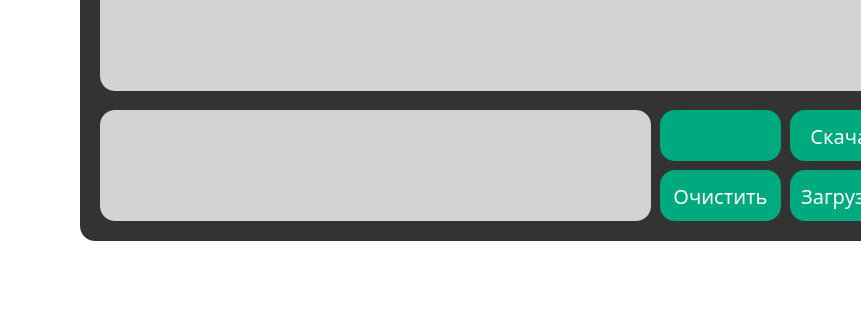
ChazGrant/Messenger, file Main.ui: the form before one commit; both pictures show x 0 to 861 and y 380 to 700 of the 1299 by 700 pixel window.
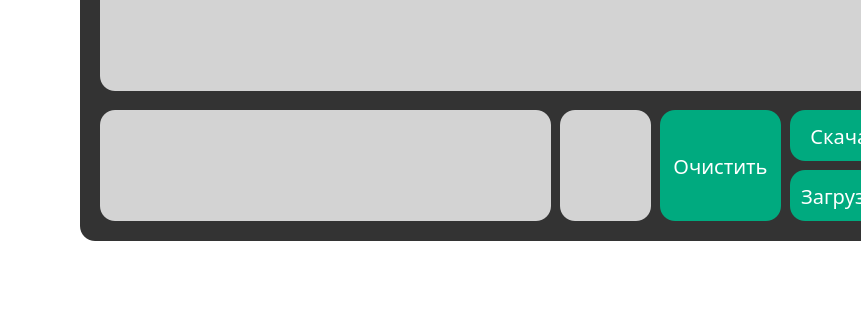
The form after the commit. Icons and pictures are not drawn.

Patch:
```diff
--- a/Main.ui
+++ b/Main.ui
@@ -63,7 +63,7 @@
 }
 #sendButton{
 	border-radius: 15px;
-	background: rgb(0, 170, 127);
+	background: lightgrey;
 }
 #sendButton:hover{
 	background: #333;
@@ -132,7 +132,7 @@
       <rect>
        <x>20</x>
        <y>460</y>
-       <width>551</width>
+       <width>451</width>
        <height>111</height>
       </rect>
      </property>
@@ -192,9 +192,9 @@
      <property name="geometry">
       <rect>
        <x>580</x>
-       <y>520</y>
+       <y>460</y>
        <width>121</width>
-       <height>51</height>
+       <height>111</height>
       </rect>
      </property>
      <property name="text">
@@ -428,12 +428,15 @@
     <widget class="QToolButton" name="sendButton">
      <property name="geometry">
       <rect>
-       <x>580</x>
+       <x>480</x>
        <y>460</y>
-       <width>121</width>
-       <height>51</height>
+       <width>91</width>
+       <height>111</height>
       </rect>
      </property>
+     <property name="styleSheet">
+      <string notr="true"/>
+     </property>
      <property name="text">
       <string/>
      </property>
```
